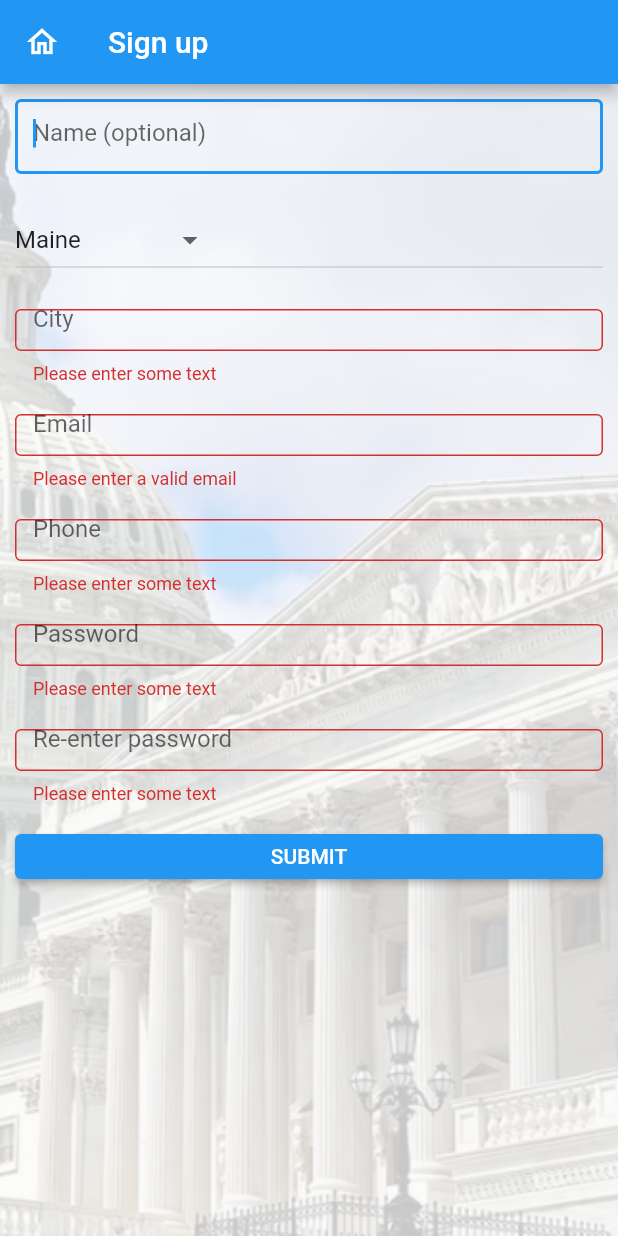
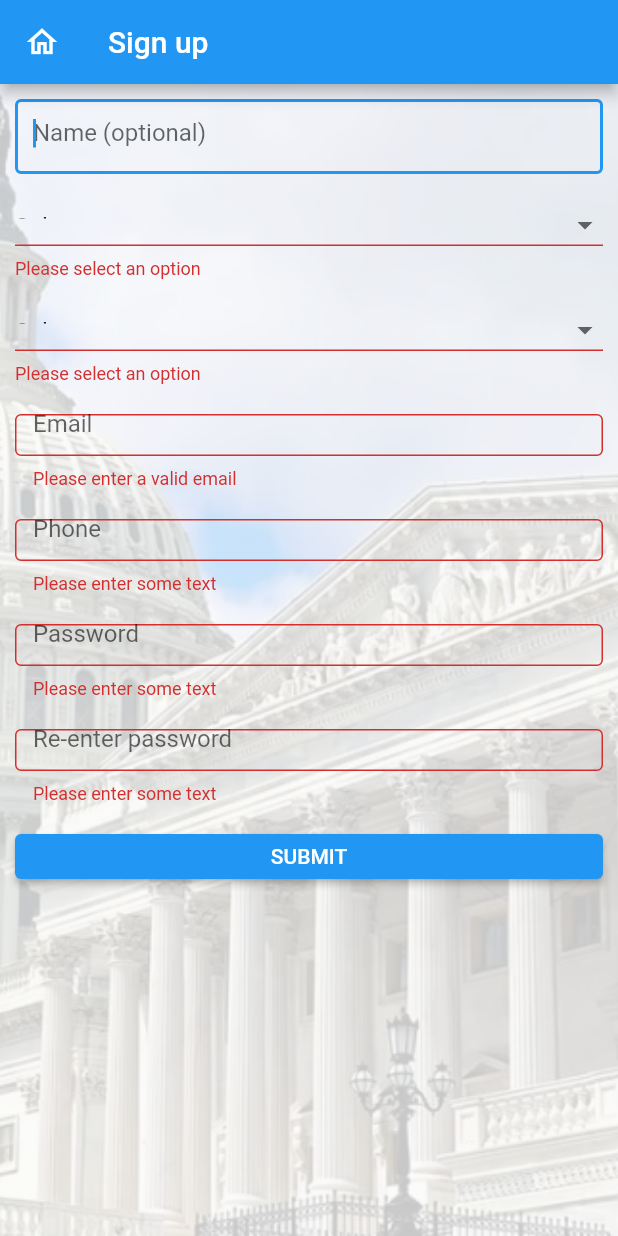
Before and after one commit to billp72/municipalMessaging, a Flutter app: the Resident screen opened by its route, after a tap on "SUBMIT", on a phone screen of 412 x 824 dp. Run offline on Flutter 3.47's test engine with Material 2 defaults, Android fonts, the phone set to English and light mode, and no system bars; our stand-ins replace cloud_firestore, cloud_functions, firebase_auth, firebase_core, responsive_grid, shared_preferences; accounts and stored records are empty.

Commit message:
dropdown menu continue

```diff
--- a/lib/navigation/dropdownMenu/dropdownmenu.dart
+++ b/lib/navigation/dropdownMenu/dropdownmenu.dart
@@ -4,40 +4,69 @@ import 'package:shared_preferences/shared_preferences.dart';
 class MyDropdown extends StatefulWidget {
   const MyDropdown({Key? key, required this.selected}) : super(key: key);
   // ignore: prefer_typing_uninitialized_variables
+
   final String selected;
   @override
   // ignore: library_private_types_in_public_api, no_logic_in_create_state
-  _MyDropdownState createState() => _MyDropdownState(selected);
+  _MyDropdownState createState() =>
+      // ignore: no_logic_in_create_state
+      _MyDropdownState(selected);
 }
 
 class _MyDropdownState extends State<MyDropdown> {
-  String selectedState = "Maine";
   final String selected;
 
   _MyDropdownState(this.selected);
+
+  String initialselection = "Select";
+  final _myController = TextEditingController();
+
+  List<String> createDdArray() {
+    List<String> thearray = [];
+    if (selected == "STATE") {
+      thearray = [
+        'Select',
+        'Maine',
+        'New Hamshire',
+        'New York',
+        'New Jersey',
+        'Pennsylvyania'
+      ];
+    } else {
+      thearray = ["Select", "Lisbon", "Portland"];
+    }
+    return thearray;
+  }
+
+  @override
+  void dispose() {
+    _myController.dispose();
+    super.dispose();
+  }
+
   // ignore: no_leading_underscores_for_local_identifiers
   void _setSelectedValue(String value) async {
     final SharedPreferences prefs = await SharedPreferences.getInstance();
     prefs.setString(selected, value);
     setState(() {
-      selectedState = value;
+      initialselection = value;
     });
   }
 
   @override
   Widget build(BuildContext context) {
-    return DropdownButton<String>(
-      value: selectedState,
+    return DropdownButtonFormField<String>(
+      value: initialselection,
       onChanged: (String? value) {
         _setSelectedValue(value!);
       },
-      items: <String>[
-        'Maine',
-        'New Hamshire',
-        'New York',
-        'New Jersey',
-        'Pennsylvyania'
-      ].map<DropdownMenuItem<String>>((String value) {
+      validator: (value) {
+        if (value == null || value == "Select") {
+          return 'Please select an option';
+        }
+        return null;
+      },
+      items: createDdArray().map<DropdownMenuItem<String>>((String value) {
         return DropdownMenuItem<String>(
           value: value,
           child: Text(value),
--- a/lib/navigation/screens/resident.dart
+++ b/lib/navigation/screens/resident.dart
@@ -1,7 +1,10 @@
+// ignore_for_file: avoid_print
+
 import 'package:cloud_functions/cloud_functions.dart';
 import 'package:firebase_auth/firebase_auth.dart';
 import 'package:flutter/material.dart';
 import 'package:responsive_grid/responsive_grid.dart';
+import 'package:shared_preferences/shared_preferences.dart';
 import '../dropdownMenu/dropdownmenu.dart';
 import '../../getUserFromPreference.dart';
 
@@ -50,6 +53,7 @@ class MySignupPage extends StatefulWidget {
 
 class _MySignupPageState extends State<MySignupPage> {
   FocusNode inputNode = FocusNode();
+
 // to open keyboard call this function;
   void openKeyboard() {
     FocusScope.of(context).requestFocus(inputNode);
@@ -64,6 +68,8 @@ class _MySignupPageState extends State<MySignupPage> {
     final u = FirebaseAuth.instance.currentUser;
     HttpsCallable callable =
         FirebaseFunctions.instance.httpsCallable('residentLevel');
+    final SharedPreferences prefs = await SharedPreferences.getInstance();
+    final isUser = FirebaseAuth.instance.currentUser;
     final resp = await callable.call(<String, dynamic>{
       'uid': u?.uid,
       'city': city,
@@ -74,8 +80,8 @@ class _MySignupPageState extends State<MySignupPage> {
       'email': email,
       'deviceId': ''
     });
-
-    final isUser = FirebaseAuth.instance.currentUser;
+    prefs.remove("CITY");
+    prefs.remove("STATE");
     if (resp.data != null && isUser != null) {
       // ignore: use_build_context_synchronously
       Navigator.pushNamedAndRemoveUntil(
@@ -88,17 +94,31 @@ class _MySignupPageState extends State<MySignupPage> {
     try {
       final local = LocalState();
       final state = await local.getDropdown('STATE');
+      final city = await local.getDropdown('CITY');
+
+      if (city?.toString().isNotEmpty == true &&
+          state?.toString().isNotEmpty == true) {
         UserCredential userCredential = await FirebaseAuth.instance
             .createUserWithEmailAndPassword(email: email, password: password);
         createUser(userCredential, phone, state, city, name, email);
+      } else {
+        throw Exception('Select city and state');
+      }
     } on FirebaseAuthException catch (e) {
       if (e.code == 'weak-password') {
-        print('The password provided is too weak.');
+        ScaffoldMessenger.of(context).showSnackBar(
+          const SnackBar(content: Text('The password provided is too weak.')),
+        );
       } else if (e.code == 'email-already-in-use') {
-        print('The account already exists for that email.');
+        ScaffoldMessenger.of(context).showSnackBar(
+          const SnackBar(
+              content: Text('The account already exists for that email.')),
+        );
       }
     } catch (e) {
-      print(e);
+      ScaffoldMessenger.of(context).showSnackBar(
+        SnackBar(content: Text('$e')),
+      );
     }
   }
 
@@ -154,20 +174,7 @@ class _MySignupPageState extends State<MySignupPage> {
                     margin: const EdgeInsets.all(10.0),
                     //alignment: const Alignment(0, 0),
                     //color: Colors.blue,
-                  child: TextFormField(
-                    controller: city,
-                    validator: (value) {
-                      if (value == null || value.isEmpty) {
-                        return 'Please enter some text';
-                      }
-                      return null;
-                    },
-                    decoration: const InputDecoration(
-                      border: OutlineInputBorder(),
-                      hintText: 'City',
-                    ),
-                  ),
-                ),
+                    child: const MyDropdown(selected: "CITY")),
               ),
               ResponsiveGridCol(
                 xs: 12,
```
Lines whose indentation alone changed are shown as unchanged.
